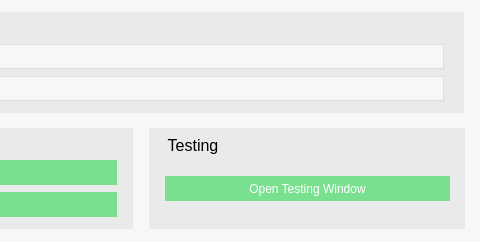
svissers/peryite, file main/cpp/ui/mainwindow.ui: the form before one commit; both pictures show x 533 to 1013 and y 0 to 242 of the 1013 by 242 pixel window.
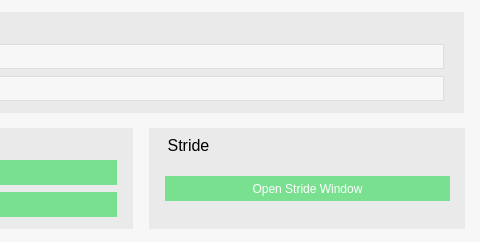
The form after the commit.

Commit message: Fixed naming issue, restructured stride window

Patch:
```diff
--- a/main/cpp/ui/mainwindow.ui
+++ b/main/cpp/ui/mainwindow.ui
@@ -240,7 +240,7 @@
      </rect>
     </property>
     <property name="title">
-     <string>Testing</string>
+     <string>Stride</string>
     </property>
     <property name="flat">
      <bool>false</bool>
@@ -258,7 +258,7 @@
       </rect>
      </property>
      <property name="text">
-      <string>Open Testing Window</string>
+      <string>Open Stride Window</string>
      </property>
     </widget>
    </widget>
```
Left out of the diff: 6 changed lines with no effect on the pictures. The commit also changes 14 other files.
